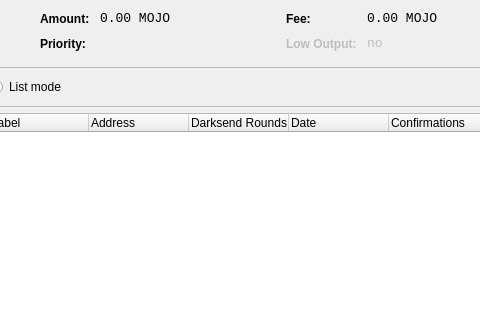
This is src/qt/forms/coincontroldialog.ui in dsutil/mojocoin as Qt 5 draws it before an edit; both pictures show x 223 to 703 and y 0 to 320 of the 1000 by 500 pixel window. The edited form follows.
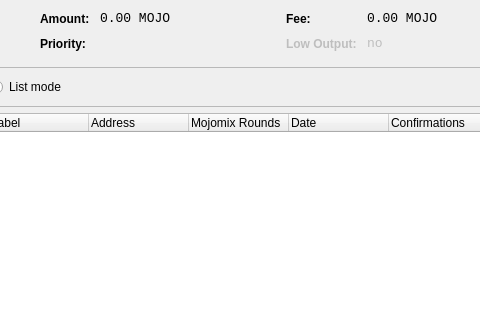
This is the edited form. Custom widgets are drawn as their Qt base class.

Commit message: 'Darksend' to 'Mojomix'

Patch:
```diff
--- a/src/qt/forms/coincontroldialog.ui
+++ b/src/qt/forms/coincontroldialog.ui
@@ -481,7 +481,7 @@
      </column>
      <column>
       <property name="text">
-       <string>Darksend Rounds</string>
+       <string>Mojomix Rounds</string>
       </property>
     </column>
      <column>
```
The commit also changes 7 other files.
